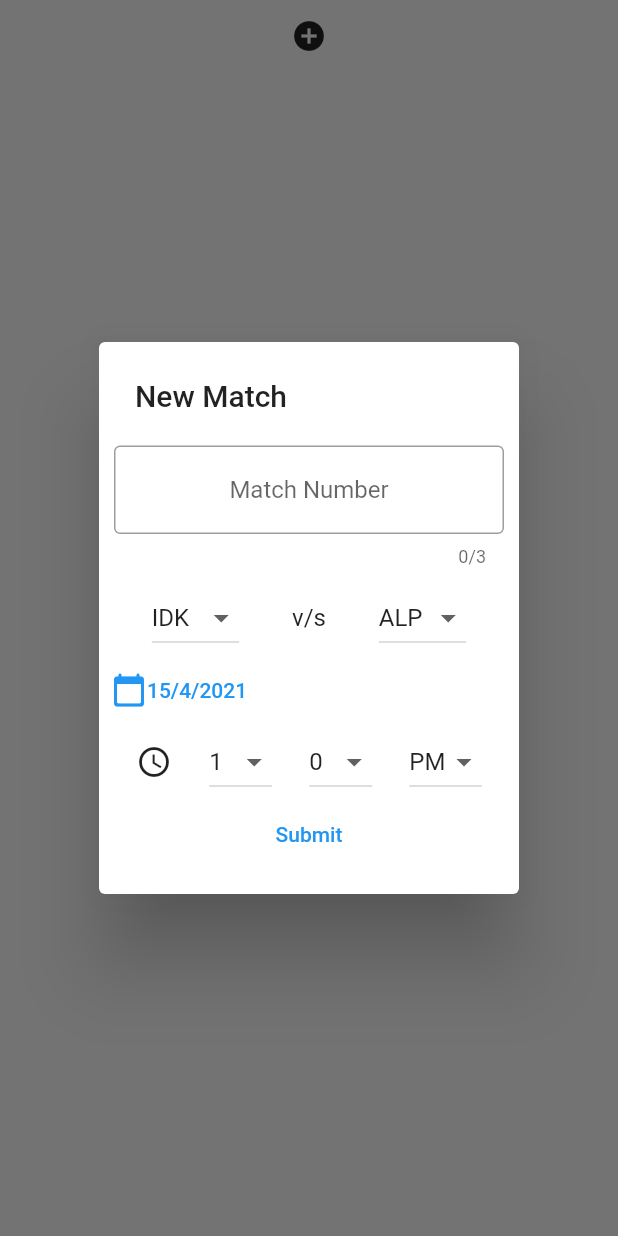
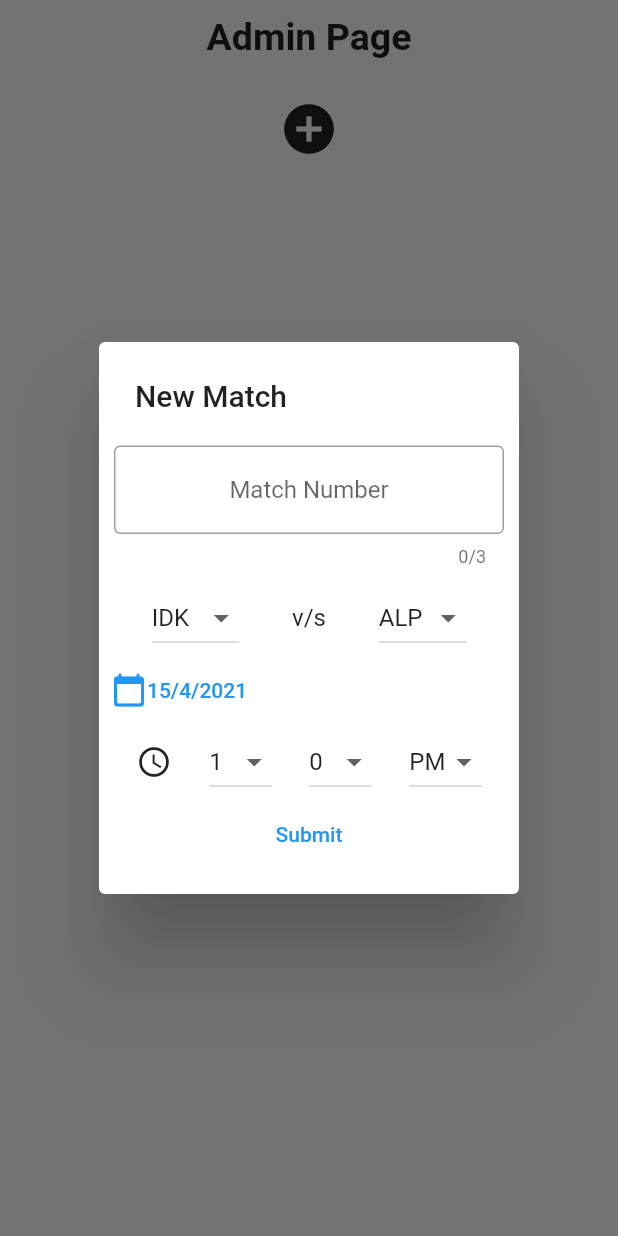
Before and after one commit to AthulJohn/mcl_fantasy, a Flutter app: the AdminPanel widget shown alone on an empty page, opened directly, after a tap on the "add circle" icon, on a phone screen of 412 x 824 dp. Run offline on Flutter 3.47's test engine with Material 2 defaults, Android fonts, the light colour scheme and no system bars; our stand-ins replace cloud_firestore, firebase_auth, firebase_core, google_sign_in; accounts and stored records are empty; network calls fail; Roboto replaces fonts that are missing (Monsterrat).

Commit message:
slight uis

```diff
--- a/lib/Classes/dataClass.dart
+++ b/lib/Classes/dataClass.dart
@@ -1,4 +1,5 @@
 import 'package:firebase_auth/firebase_auth.dart';
+import 'package:flutter/cupertino.dart';
 import 'package:flutter/foundation.dart';
 
 class Match {
@@ -82,71 +83,85 @@ Map teams = {
   'IDK': {
     'name': 'Idukki Gladiators',
     'logo':
-        'https://drive.google.com/uc?export=view&id=1vEVVbNKwI4jDP5GDchmpG8cmbuEmDjFL'
+        'https://drive.google.com/uc?export=view&id=1vEVVbNKwI4jDP5GDchmpG8cmbuEmDjFL',
+    'color': Color.fromRGBO(55, 55, 55, 1)
   },
   'ALP': {
     'name': 'Decoders Alleyppey',
     'logo':
-        'https://drive.google.com/uc?export=view&id=12dZyT3gki2jfB5LxVgBV8yuw-MbVfAUf'
+        'https://drive.google.com/uc?export=view&id=12dZyT3gki2jfB5LxVgBV8yuw-MbVfAUf',
+    'color': Color.fromRGBO(1, 122, 141, 1)
   },
   'TRV': {
     'name': 'Trivandrum Dragons',
     'logo':
-        'https://drive.google.com/uc?export=view&id=1aZevJZjA6Vpf4sFc6xXH9URuDFsMmvp9'
+        'https://drive.google.com/uc?export=view&id=1aZevJZjA6Vpf4sFc6xXH9URuDFsMmvp9',
+    'color': Color.fromRGBO(150, 44, 54, 1)
   },
   'CLT': {
     'name': 'Calicut Cavaliers',
     'logo':
-        'https://drive.google.com/uc?export=view&id=19qduGu1PuHoAKvi1L7jRYWSItJtjpnZc'
+        'https://drive.google.com/uc?export=view&id=19qduGu1PuHoAKvi1L7jRYWSItJtjpnZc',
+    'color': Color.fromRGBO(30, 27, 22, 1)
   },
   'KNR': {
     'name': 'Kannur Knights',
     'logo':
-        'https://drive.google.com/uc?export=view&id=17nFt6XpWFASghEVB_fIhL23QpGjydUMN'
+        'https://drive.google.com/uc?export=view&id=17nFt6XpWFASghEVB_fIhL23QpGjydUMN',
+    'color': Color.fromRGBO(170, 15, 21, 1)
   },
   'PLK': {
     'name': 'Palakkad Warriors',
     'logo':
-        'https://drive.google.com/uc?export=view&id=1Onjac15ODg6LyE1WqB5j7QphuR6Cp98Y'
+        'https://drive.google.com/uc?export=view&id=1Onjac15ODg6LyE1WqB5j7QphuR6Cp98Y',
+    'color': Color.fromRGBO(114, 3, 10, 1)
   },
   'EKM': {
     'name': 'King Coders EKM',
     'logo':
-        'https://drive.google.com/uc?export=view&id=1AvzP18MMlurhZ0SapPUu1D37rhRnT1CL'
+        'https://drive.google.com/uc?export=view&id=1AvzP18MMlurhZ0SapPUu1D37rhRnT1CL',
+    'color': Color.fromRGBO(66, 96, 160, 1)
   },
   'KZD': {
     'name': 'Kasargod DigitHeads',
     'logo':
-        'https://drive.google.com/uc?export=view&id=1EmUBlAm5oeWDc18PlP1WkQpCU2Qr4fQK'
+        'https://drive.google.com/uc?export=view&id=1EmUBlAm5oeWDc18PlP1WkQpCU2Qr4fQK',
+    'color': Color.fromRGBO(55, 123, 136, 1)
   },
   'KTM': {
     'name': 'Kottayam Koders',
     'logo':
-        'https://drive.google.com/uc?export=view&id=1xfEU6jawFRCuHWYEtkWSSmKdiLiFBvEA'
+        'https://drive.google.com/uc?export=view&id=1xfEU6jawFRCuHWYEtkWSSmKdiLiFBvEA',
+    'color': Color.fromRGBO(80, 67, 5, 1)
   },
   'KLM': {
     'name': 'Cyber Falcons Kollam',
     'logo':
-        'https://drive.google.com/uc?export=view&id=1B10MJNjv6oh2C8puibb-onCZPbq_ePWy'
+        'https://drive.google.com/uc?export=view&id=1B10MJNjv6oh2C8puibb-onCZPbq_ePWy',
+    'color': Color.fromRGBO(169, 60, 4, 1)
   },
   'MLP': {
     'name': 'Malappuram Mavericks',
     'logo':
-        'https://drive.google.com/uc?export=view&id=1sgWYNNHjvLsdC6og-A71f0STfAup1hjl'
+        'https://drive.google.com/uc?export=view&id=1sgWYNNHjvLsdC6og-A71f0STfAup1hjl',
+    'color': Color.fromRGBO(33, 62, 102, 1)
   },
   'PTM': {
     'name': 'Royal Pythons Pathanamthitta',
     'logo':
-        'https://drive.google.com/uc?export=view&id=1BuNbli8rJ3u46wc03zUZo6CNHUYbGiXC'
+        'https://drive.google.com/uc?export=view&id=1BuNbli8rJ3u46wc03zUZo6CNHUYbGiXC',
+    'color': Color.fromRGBO(96, 15, 135, 1)
   },
   'TRS': {
     'name': 'Thrissur Raptors',
     'logo':
-        'https://drive.google.com/uc?export=view&id=1vsL-A2-64QYMj49qzxWfDQDwAfDQmMKL'
+        'https://drive.google.com/uc?export=view&id=1vsL-A2-64QYMj49qzxWfDQDwAfDQmMKL',
+    'color': Color.fromRGBO(29, 40, 102, 1)
   },
   'WYD': {
     'name': 'Wayanad Blackhats',
     'logo':
-        'https://drive.google.com/uc?export=view&id=1C9K-GILQ7Bk3-fiOqy40gku7nRZO45uS'
+        'https://drive.google.com/uc?export=view&id=1C9K-GILQ7Bk3-fiOqy40gku7nRZO45uS',
+    'color': Color.fromRGBO(1, 0, 2, 1)
   },
 };
--- a/lib/pages/adminpanel.dart
+++ b/lib/pages/adminpanel.dart
@@ -15,13 +15,29 @@ class _AdminPanelState extends State<AdminPanel> {
     return Consumer<DataClass>(
       builder: (context, data, child) => ListView(
         children: [
+          Container(
+            height: 50,
+            child: Center(
+              child: Text(
+                'Admin Page',
+                style: TextStyle(
+                  color: Colors.black87,
+                  fontSize: 25,
+                  fontFamily: "Monsterrat",
+                  fontWeight: FontWeight.w700,
+                ),
+              ),
+            ),
+          ),
           for (String s in data.matches.keys)
             Card(
+              margin: EdgeInsets.all(10),
+              elevation: 5,
               child: Column(
                 children: [
                   Text(data.matches[s].team1 + ' vs ' + data.matches[s].team2),
                   Text(
-                      '${data.matches[s].dateTime.day}/${data.matches[s].dateTime.month}'),
+                      'Date: ${data.matches[s].dateTime.day}/${data.matches[s].dateTime.month}/${data.matches[s].dateTime.year}'),
                   Text('Winner: '),
                   ListTile(
                     onTap: () {
@@ -58,8 +74,13 @@ class _AdminPanelState extends State<AdminPanel> {
                 ],
               ),
             ),
-          IconButton(
-            icon: Icon(Icons.add_circle),
+          Padding(
+            padding: const EdgeInsets.all(8.0),
+            child: IconButton(
+              icon: Icon(
+                Icons.add_circle,
+                size: 40,
+              ),
               onPressed: () {
                 showDialog(
                     context: context,
@@ -67,6 +88,7 @@ class _AdminPanelState extends State<AdminPanel> {
                       return AddDialog();
                     });
               },
+            ),
           )
         ],
       ),
```
Also changed, not shown: lib/pages/home.dart (+114 -75 lines). Lines whose indentation alone changed are shown as unchanged.
